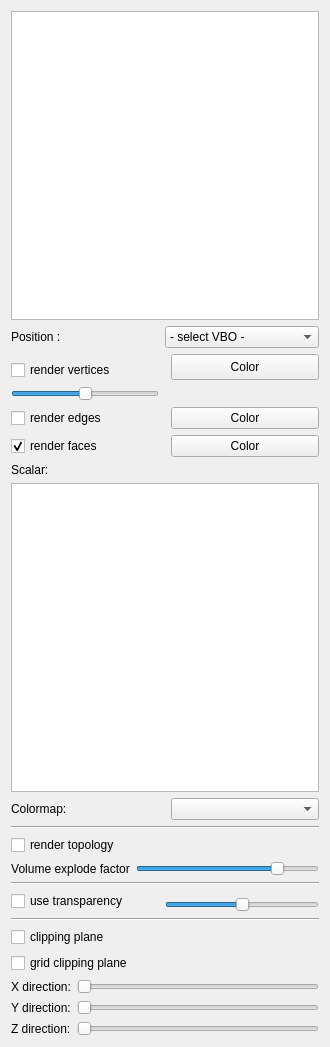
Old version of the form schnapps/plugins/volume_render/volume_render.ui in the repository cgogn/SCHNApps.
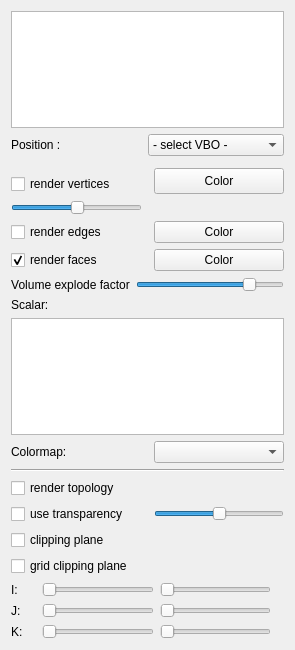
New version of the form.

Commit message: [volume render] ADD second topo clipping plane

```diff
--- a/schnapps/plugins/volume_render/volume_render.ui
+++ b/schnapps/plugins/volume_render/volume_render.ui
@@ -7,37 +7,28 @@
    <rect>
     <x>0</x>
     <y>0</y>
-    <width>330</width>
-    <height>1047</height>
+    <width>295</width>
+    <height>650</height>
    </rect>
   </property>
   <property name="windowTitle">
    <string>Form</string>
   </property>
-  <layout class="QGridLayout" name="gridLayout">
-   <item row="15" column="0" rowspan="2">
-    <widget class="QCheckBox" name="check_useTransparency">
-     <property name="text">
-      <string>use transparency</string>
-     </property>
-    </widget>
-   </item>
-   <item row="1" column="1" colspan="2">
-    <widget class="QComboBox" name="combo_positionVBO">
-     <property name="sizePolicy">
-      <sizepolicy hsizetype="Expanding" vsizetype="Fixed">
-       <horstretch>0</horstretch>
-       <verstretch>0</verstretch>
-      </sizepolicy>
-     </property>
-     <item>
-      <property name="text">
-       <string>- select VBO -</string>
-      </property>
-     </item>
-    </widget>
-   </item>
+  <layout class="QGridLayout" name="gridLayout_2">
    <item row="18" column="0">
+    <widget class="QCheckBox" name="check_gridClippingPlane">
+     <property name="text">
+      <string>grid clipping plane</string>
+     </property>
+     <property name="autoExclusive">
+      <bool>false</bool>
+     </property>
+    </widget>
+   </item>
+   <item row="2" column="0" rowspan="2" colspan="3">
+    <widget class="Line" name="line"/>
+   </item>
+   <item row="17" column="0">
     <widget class="QCheckBox" name="check_clippingPlane">
      <property name="enabled">
       <bool>true</bool>
@@ -60,75 +51,6 @@
      </property>
     </widget>
    </item>
-   <item row="11" column="0" colspan="3">
-    <widget class="Line" name="line_5">
-     <property name="orientation">
-      <enum>Qt::Horizontal</enum>
-     </property>
-    </widget>
-   </item>
-   <item row="22" column="0" colspan="3">
-    <layout class="QHBoxLayout" name="horizontalLayout_4">
-     <item>
-      <widget class="QLabel" name="label_6">
-       <property name="text">
-        <string>Z direction:</string>
-       </property>
-      </widget>
-     </item>
-     <item>
-      <widget class="QSlider" name="slider_clippingPlaneZ">
-       <property name="orientation">
-        <enum>Qt::Horizontal</enum>
-       </property>
-      </widget>
-     </item>
-    </layout>
-   </item>
-   <item row="0" column="0" colspan="3">
-    <widget class="QListWidget" name="list_maps"/>
-   </item>
-   <item row="1" column="0">
-    <widget class="QLabel" name="label_2">
-     <property name="minimumSize">
-      <size>
-       <width>96</width>
-       <height>0</height>
-      </size>
-     </property>
-     <property name="text">
-      <string>Position :</string>
-     </property>
-    </widget>
-   </item>
-   <item row="21" column="0" colspan="3">
-    <layout class="QHBoxLayout" name="horizontalLayout_3">
-     <item>
-      <widget class="QLabel" name="label_5">
-       <property name="text">
-        <string>Y direction:</string>
-       </property>
-      </widget>
-     </item>
-     <item>
-      <widget class="QSlider" name="slider_clippingPlaneY">
-       <property name="maximum">
-        <number>1000</number>
-       </property>
-       <property name="orientation">
-        <enum>Qt::Horizontal</enum>
-       </property>
-      </widget>
-     </item>
-    </layout>
-   </item>
-   <item row="8" column="0">
-    <widget class="QLabel" name="label_3">
-     <property name="text">
-      <string>Scalar:</string>
-     </property>
-    </widget>
-   </item>
    <item row="3" column="2" rowspan="2">
     <widget class="QPushButton" name="vertexColorButton">
      <property name="sizePolicy">
@@ -148,6 +70,36 @@
      </property>
     </widget>
    </item>
+   <item row="13" column="0">
+    <widget class="QCheckBox" name="check_renderTopology">
+     <property name="text">
+      <string>render topology</string>
+     </property>
+    </widget>
+   </item>
+   <item row="0" column="0" colspan="3">
+    <widget class="QListWidget" name="list_maps"/>
+   </item>
+   <item row="12" column="0" colspan="3">
+    <widget class="Line" name="line_5">
+     <property name="orientation">
+      <enum>Qt::Horizontal</enum>
+     </property>
+    </widget>
+   </item>
+   <item row="14" column="2">
+    <widget class="QSlider" name="slider_transparency">
+     <property name="maximum">
+      <number>254</number>
+     </property>
+     <property name="value">
+      <number>127</number>
+     </property>
+     <property name="orientation">
+      <enum>Qt::Horizontal</enum>
+     </property>
+    </widget>
+   </item>
    <item row="7" column="0">
     <widget class="QCheckBox" name="check_renderFaces">
      <property name="text">
@@ -158,58 +110,132 @@
      </property>
     </widget>
    </item>
-   <item row="2" column="0" rowspan="2" colspan="3">
-    <widget class="Line" name="line"/>
-   </item>
-   <item row="14" column="0" colspan="3">
-    <widget class="Line" name="line_2">
-     <property name="orientation">
-      <enum>Qt::Horizontal</enum>
+   <item row="11" column="0">
+    <widget class="QLabel" name="label_4">
+     <property name="text">
+      <string>Colormap:</string>
      </property>
     </widget>
    </item>
-   <item row="20" column="0" colspan="3">
-    <layout class="QHBoxLayout" name="horizontalLayout">
-     <item>
+   <item row="19" column="0" colspan="3">
+    <layout class="QGridLayout" name="gridLayout">
+     <item row="0" column="0">
       <widget class="QLabel" name="label">
        <property name="text">
-        <string>X direction:</string>
+        <string>I:</string>
        </property>
       </widget>
      </item>
-     <item>
-      <widget class="QSlider" name="slider_clippingPlaneX">
+     <item row="0" column="5">
+      <widget class="QSlider" name="slider_clippingPlaneI_2">
        <property name="orientation">
         <enum>Qt::Horizontal</enum>
        </property>
       </widget>
      </item>
+     <item row="0" column="6">
+      <widget class="QLabel" name="label_clippingPlaneI_2">
+       <property name="text">
+        <string/>
+       </property>
+      </widget>
+     </item>
+     <item row="1" column="0">
+      <widget class="QLabel" name="label_5">
+       <property name="text">
+        <string>J:</string>
+       </property>
+      </widget>
+     </item>
+     <item row="1" column="5">
+      <widget class="QSlider" name="slider_clippingPlaneJ_2">
+       <property name="maximum">
+        <number>1000</number>
+       </property>
+       <property name="orientation">
+        <enum>Qt::Horizontal</enum>
+       </property>
+      </widget>
+     </item>
+     <item row="1" column="6">
+      <widget class="QLabel" name="label_clippingPlaneJ_2">
+       <property name="text">
+        <string/>
+       </property>
+      </widget>
+     </item>
+     <item row="2" column="0">
+      <widget class="QLabel" name="label_6">
+       <property name="text">
+        <string>K:</string>
+       </property>
+      </widget>
+     </item>
+     <item row="2" column="1" colspan="3">
+      <widget class="QLabel" name="label_clippingPlaneK">
+       <property name="text">
+        <string/>
+       </property>
+      </widget>
+     </item>
+     <item row="2" column="4">
+      <widget class="QSlider" name="slider_clippingPlaneK">
+       <property name="orientation">
+        <enum>Qt::Horizontal</enum>
+       </property>
+      </widget>
+     </item>
+     <item row="2" column="5">
+      <widget class="QSlider" name="slider_clippingPlaneK_2">
+       <property name="orientation">
+        <enum>Qt::Horizontal</enum>
+       </property>
+      </widget>
+     </item>
+     <item row="2" column="6">
+      <widget class="QLabel" name="label_clippingPlaneK_2">
+       <property name="text">
+        <string/>
+       </property>
+      </widget>
+     </item>
+     <item row="1" column="4">
+      <widget class="QSlider" name="slider_clippingPlaneJ">
+       <property name="maximum">
+        <number>1000</number>
+       </property>
+       <property name="orientation">
+        <enum>Qt::Horizontal</enum>
+       </property>
+      </widget>
+     </item>
+     <item row="0" column="4">
+      <widget class="QSlider" name="slider_clippingPlaneI">
+       <property name="orientation">
+        <enum>Qt::Horizontal</enum>
+       </property>
+      </widget>
+     </item>
+     <item row="0" column="1" colspan="3">
+      <widget class="QLabel" name="label_clippingPlaneI">
+       <property name="text">
+        <string/>
+       </property>
+      </widget>
+     </item>
+     <item row="1" column="1" colspan="3">
+      <widget class="QLabel" name="label_clippingPlaneJ">
+       <property name="text">
+        <string/>
+       </property>
+      </widget>
+     </item>
     </layout>
    </item>
-   <item row="5" column="0">
-    <widget class="QSlider" name="slider_vertexScaleFactor">
-     <property name="value">
-      <number>50</number>
-     </property>
-     <property name="orientation">
-      <enum>Qt::Horizontal</enum>
-     </property>
-    </widget>
-   </item>
-   <item row="17" column="0" colspan="3">
-    <widget class="Line" name="line_3">
-     <property name="orientation">
-      <enum>Qt::Horizontal</enum>
-     </property>
-    </widget>
-   </item>
-   <item row="10" column="2">
-    <widget class="QComboBox" name="combo_colorMap">
-     <property name="sizePolicy">
-      <sizepolicy hsizetype="Expanding" vsizetype="Fixed">
-       <horstretch>0</horstretch>
-       <verstretch>0</verstretch>
-      </sizepolicy>
+   <item row="10" column="0" colspan="3">
+    <widget class="QListWidget" name="list_scalarAttribute">
+     <property name="selectionMode">
+      <enum>QAbstractItemView::SingleSelection</enum>
      </property>
     </widget>
    </item>
@@ -232,6 +258,63 @@
      </property>
     </widget>
    </item>
+   <item row="6" column="2">
+    <widget class="QPushButton" name="edgeColorButton">
+     <property name="sizePolicy">
+      <sizepolicy hsizetype="Preferred" vsizetype="Minimum">
+       <horstretch>0</horstretch>
+       <verstretch>0</verstretch>
+      </sizepolicy>
+     </property>
+     <property name="maximumSize">
+      <size>
+       <width>16777215</width>
+       <height>32</height>
+      </size>
+     </property>
+     <property name="text">
+      <string>Color</string>
+     </property>
+    </widget>
+   </item>
+   <item row="1" column="1" colspan="2">
+    <widget class="QComboBox" name="combo_positionVBO">
+     <property name="sizePolicy">
+      <sizepolicy hsizetype="Expanding" vsizetype="Fixed">
+       <horstretch>0</horstretch>
+       <verstretch>0</verstretch>
+      </sizepolicy>
+     </property>
+     <item>
+      <property name="text">
+       <string>- select VBO -</string>
+      </property>
+     </item>
+    </widget>
+   </item>
+   <item row="11" column="2">
+    <widget class="QComboBox" name="combo_colorMap">
+     <property name="sizePolicy">
+      <sizepolicy hsizetype="Expanding" vsizetype="Fixed">
+       <horstretch>0</horstretch>
+       <verstretch>0</verstretch>
+      </sizepolicy>
+     </property>
+    </widget>
+   </item>
+   <item row="1" column="0">
+    <widget class="QLabel" name="label_2">
+     <property name="minimumSize">
+      <size>
+       <width>96</width>
+       <height>0</height>
+      </size>
+     </property>
+     <property name="text">
+      <string>Position :</string>
+     </property>
+    </widget>
+   </item>
    <item row="6" column="0">
     <widget class="QCheckBox" name="check_renderEdges">
      <property name="text">
@@ -239,7 +322,21 @@
      </property>
     </widget>
    </item>
-   <item row="13" column="0" colspan="3">
+   <item row="14" column="0">
+    <widget class="QCheckBox" name="check_useTransparency">
+     <property name="text">
+      <string>use transparency</string>
+     </property>
+    </widget>
+   </item>
+   <item row="9" column="0">
+    <widget class="QLabel" name="label_3">
+     <property name="text">
+      <string>Scalar:</string>
+     </property>
+    </widget>
+   </item>
+   <item row="8" column="0" colspan="3">
     <layout class="QHBoxLayout" name="horizontalLayout_2">
      <item>
       <widget class="QLabel" name="labelExplodVolumes">
@@ -272,69 +369,16 @@
      </item>
     </layout>
    </item>
-   <item row="6" column="2">
-    <widget class="QPushButton" name="edgeColorButton">
-     <property name="sizePolicy">
-      <sizepolicy hsizetype="Preferred" vsizetype="Minimum">
-       <horstretch>0</horstretch>
-       <verstretch>0</verstretch>
-      </sizepolicy>
-     </property>
-     <property name="maximumSize">
-      <size>
-       <width>16777215</width>
-       <height>32</height>
-      </size>
-     </property>
-     <property name="text">
-      <string>Color</string>
-     </property>
-    </widget>
-   </item>
-   <item row="10" column="0">
-    <widget class="QLabel" name="label_4">
-     <property name="text">
-      <string>Colormap:</string>
-     </property>
-    </widget>
-   </item>
-   <item row="16" column="1" colspan="2">
-    <widget class="QSlider" name="slider_transparency">
-     <property name="maximum">
-      <number>254</number>
-     </property>
+   <item row="5" column="0">
+    <widget class="QSlider" name="slider_vertexScaleFactor">
      <property name="value">
-      <number>127</number>
+      <number>50</number>
      </property>
      <property name="orientation">
       <enum>Qt::Horizontal</enum>
      </property>
     </widget>
    </item>
-   <item row="9" column="0" colspan="3">
-    <widget class="QListWidget" name="list_scalarAttribute">
-     <property name="selectionMode">
-      <enum>QAbstractItemView::SingleSelection</enum>
-     </property>
-    </widget>
-   </item>
-   <item row="12" column="0">
-    <widget class="QCheckBox" name="check_renderTopology">
-     <property name="text">
-      <string>render topology</string>
-     </property>
-    </widget>
-   </item>
-   <item row="19" column="0">
-    <widget class="QCheckBox" name="check_gridClippingPlane">
-     <property name="text">
-      <string>grid clipping plane</string>
-     </property>
-     <property name="autoExclusive">
-      <bool>false</bool>
-     </property>
-    </widget>
-   </item>
   </layout>
  </widget>
  <resources/>
```
The commit also changes 5 other files.
